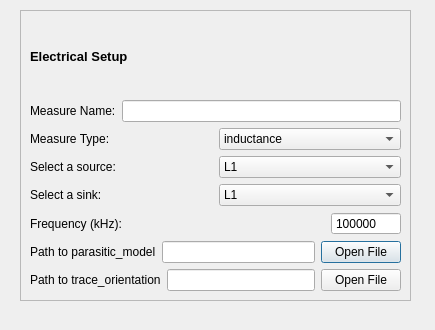
Qt form NEW_UI/ui/electricalSetup.ui (e3da/PowerSynth2-core) before a commit.
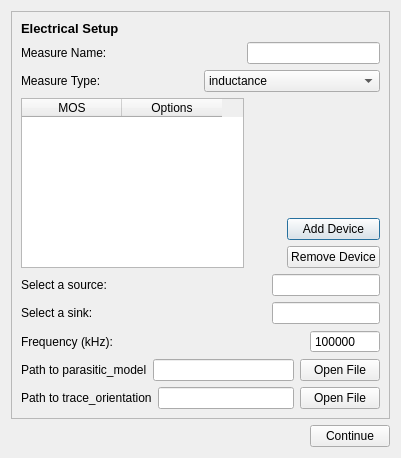
The same form after that commit.

Commit message: Finished Electrical Setup

```diff
--- a/NEW_UI/ui/electricalSetup.ui
+++ b/NEW_UI/ui/electricalSetup.ui
@@ -6,22 +6,16 @@
    <rect>
     <x>0</x>
     <y>0</y>
-    <width>435</width>
-    <height>330</height>
+    <width>401</width>
+    <height>458</height>
    </rect>
   </property>
   <property name="windowTitle">
    <string>Dialog</string>
   </property>
+  <layout class="QVBoxLayout" name="verticalLayout_3">
+   <item>
   <widget class="QFrame" name="electrical_setup_2">
-   <property name="geometry">
-    <rect>
-     <x>20</x>
-     <y>10</y>
-     <width>391</width>
-     <height>291</height>
-    </rect>
-   </property>
    <property name="frameShape">
     <enum>QFrame::StyledPanel</enum>
    </property>
@@ -45,6 +39,19 @@
         </property>
        </widget>
       </item>
+        <item>
+         <spacer name="horizontalSpacer_3">
+          <property name="orientation">
+           <enum>Qt::Horizontal</enum>
+          </property>
+          <property name="sizeHint" stdset="0">
+           <size>
+            <width>40</width>
+            <height>20</height>
+           </size>
+          </property>
+         </spacer>
+        </item>
       <item>
        <widget class="QLineEdit" name="lineEdit"/>
       </item>
@@ -75,6 +82,71 @@
       </item>
      </layout>
     </item>
+      <item>
+       <layout class="QHBoxLayout" name="horizontalLayout_3">
+        <item>
+         <widget class="QTableWidget" name="tableWidget">
+          <column>
+           <property name="text">
+            <string>MOS</string>
+           </property>
+          </column>
+          <column>
+           <property name="text">
+            <string>Options</string>
+           </property>
+          </column>
+         </widget>
+        </item>
+        <item>
+         <spacer name="horizontalSpacer_2">
+          <property name="orientation">
+           <enum>Qt::Horizontal</enum>
+          </property>
+          <property name="sizeType">
+           <enum>QSizePolicy::Maximum</enum>
+          </property>
+          <property name="sizeHint" stdset="0">
+           <size>
+            <width>70</width>
+            <height>20</height>
+           </size>
+          </property>
+         </spacer>
+        </item>
+        <item>
+         <layout class="QVBoxLayout" name="verticalLayout">
+          <item>
+           <spacer name="verticalSpacer">
+            <property name="orientation">
+             <enum>Qt::Vertical</enum>
+            </property>
+            <property name="sizeHint" stdset="0">
+             <size>
+              <width>20</width>
+              <height>40</height>
+             </size>
+            </property>
+           </spacer>
+          </item>
+          <item>
+           <widget class="QPushButton" name="btn_add_device">
+            <property name="text">
+             <string>Add Device</string>
+            </property>
+           </widget>
+          </item>
+          <item>
+           <widget class="QPushButton" name="btn_remove_device">
+            <property name="text">
+             <string>Remove Device</string>
+            </property>
+           </widget>
+          </item>
+         </layout>
+        </item>
+       </layout>
+      </item>
     <item>
      <layout class="QHBoxLayout" name="horizontalLayout_15">
       <item>
@@ -85,22 +157,13 @@
        </widget>
       </item>
       <item>
-       <widget class="QComboBox" name="comboBox_6">
-        <item>
-         <property name="text">
-          <string>L1</string>
-         </property>
-        </item>
-        <item>
-         <property name="text">
-          <string>L2</string>
-         </property>
-        </item>
-        <item>
-         <property name="text">
-          <string>L3</string>
-         </property>
-        </item>
+         <widget class="QLineEdit" name="source_lineedit">
+          <property name="sizePolicy">
+           <sizepolicy hsizetype="Maximum" vsizetype="Fixed">
+            <horstretch>0</horstretch>
+            <verstretch>0</verstretch>
+           </sizepolicy>
+          </property>
        </widget>
       </item>
      </layout>
@@ -115,25 +178,13 @@
        </widget>
       </item>
       <item>
-       <widget class="QComboBox" name="comboBox_7">
-        <property name="currentText">
-         <string>L1</string>
-        </property>
-        <item>
-         <property name="text">
-          <string>L1</string>
-         </property>
-        </item>
-        <item>
-         <property name="text">
-          <string>L2</string>
-         </property>
-        </item>
-        <item>
-         <property name="text">
-          <string>L3</string>
-         </property>
-        </item>
+         <widget class="QLineEdit" name="sink_lineedit">
+          <property name="sizePolicy">
+           <sizepolicy hsizetype="Maximum" vsizetype="Fixed">
+            <horstretch>0</horstretch>
+            <verstretch>0</verstretch>
+           </sizepolicy>
+          </property>
        </widget>
       </item>
      </layout>
@@ -260,6 +311,32 @@
     </item>
    </layout>
   </widget>
+   </item>
+   <item>
+    <layout class="QHBoxLayout" name="horizontalLayout">
+     <item>
+      <spacer name="horizontalSpacer">
+       <property name="orientation">
+        <enum>Qt::Horizontal</enum>
+       </property>
+       <property name="sizeHint" stdset="0">
+        <size>
+         <width>40</width>
+         <height>20</height>
+        </size>
+       </property>
+      </spacer>
+     </item>
+     <item>
+      <widget class="QPushButton" name="btn_continue">
+       <property name="text">
+        <string>Continue</string>
+       </property>
+      </widget>
+     </item>
+    </layout>
+   </item>
+  </layout>
  </widget>
  <resources/>
  <connections/>
```
Left out of the diff: 2 changed lines with no effect on the pictures. Lines whose indentation alone changed are shown as unchanged. The commit also changes 2 other files.
